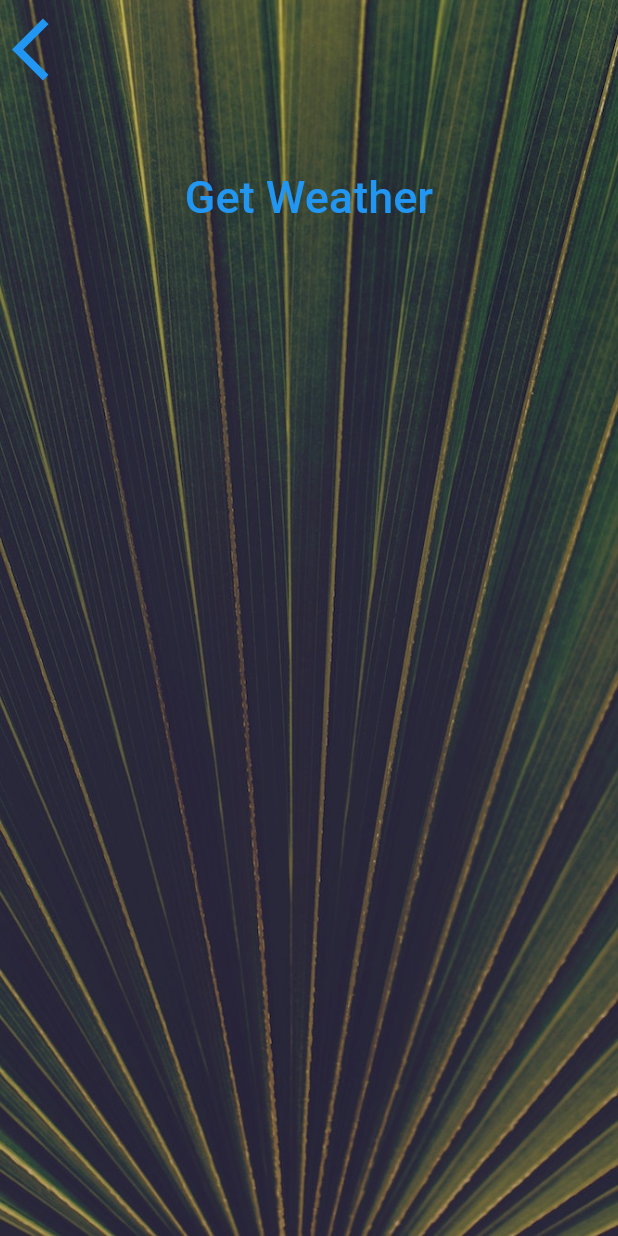
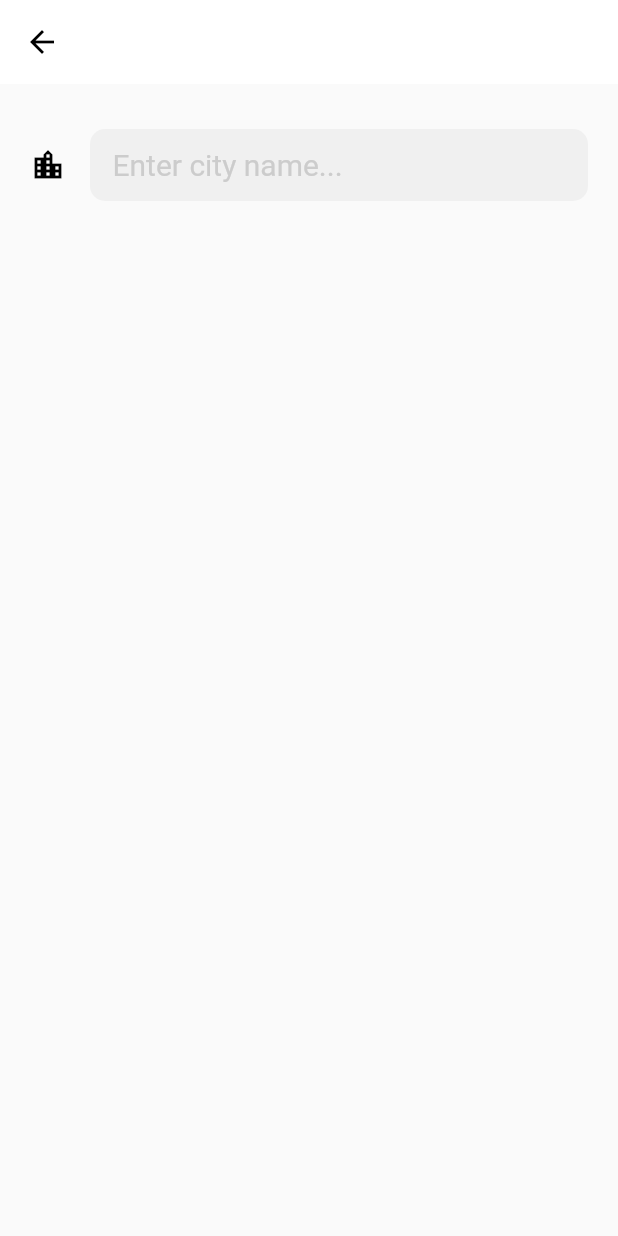
Before and after one commit to temilolasayo/clima, a Flutter app: the CityScreen screen opened directly, on a phone screen of 412 x 824 dp. Run offline on Flutter 3.47's test engine with Material 2 defaults, Android fonts, the phone set to English and light mode, and no system bars; our stand-ins replace flutter_spinkit, geolocator; Roboto replaces fonts that are missing (Spartan MB).

Commit message:
modified the application

```diff
--- a/lib/screens/city_screen.dart
+++ b/lib/screens/city_screen.dart
@@ -1,4 +1,3 @@
-import 'package:clima/utilities/constants.dart';
 import 'package:flutter/material.dart';
 
 class CityScreen extends StatefulWidget {
@@ -12,42 +11,43 @@ class _CityScreenState extends State<CityScreen> {
   @override
   Widget build(BuildContext context) {
     return Scaffold(
-      body: Container(
-        decoration: const BoxDecoration(
-          image: DecorationImage(
-            image: AssetImage('images/city_background.jpg'),
-            fit: BoxFit.cover,
+      appBar: AppBar(
+        elevation: 0,
+        backgroundColor: Colors.white,
+        leading: const Icon(
+          Icons.arrow_back,
+          color: Colors.black,
         ),
       ),
-        constraints: const BoxConstraints.expand(),
-        child: SafeArea(
-          child: Column(
-            children: <Widget>[
-              Align(
-                alignment: Alignment.topLeft,
-                child: TextButton(
-                  onPressed: () {},
-                  child: const Icon(
-                    Icons.arrow_back_ios,
-                    size: 50.0,
+      body: Column(
+        children: [
+          Padding(
+            padding:
+                const EdgeInsets.symmetric(horizontal: 20.0, vertical: 30.0),
+            child: TextField(
+              onChanged: (query) => {print(query)},
+              // controller: _searchController,
+              decoration: const InputDecoration(
+                contentPadding: EdgeInsets.only(left: 15.0),
+                filled: true,
+                icon: Icon(
+                  Icons.location_city,
+                  color: Colors.black,
                 ),
+                border: UnderlineInputBorder(
+                  borderRadius: BorderRadius.all(
+                    Radius.circular(10),
                   ),
+                  borderSide: BorderSide.none,
                 ),
-              Container(
-                padding: const EdgeInsets.all(20.0),
-                child: null,
+                hintText: 'Enter city name...',
+                hintStyle: TextStyle(
+                    color: Color.fromRGBO(204, 204, 204, 1), fontSize: 20.0),
               ),
-              TextButton(
-                onPressed: () {},
-                child: Text(
-                  'Get Weather',
-                  style: kButtonTextStyle,
             ),
           ),
         ],
       ),
-        ),
-      ),
     );
   }
 }
--- a/lib/services/location.dart
+++ b/lib/services/location.dart
@@ -8,8 +8,11 @@ class Location {
     try {
       Position position = await Geolocator.getCurrentPosition(
           desiredAccuracy: LocationAccuracy.lowest);
+
       latitude = position.latitude;
       longitude = position.longitude;
+
+      // print(response.body);
     } catch (e) {
       print(e);
     }
```
Also changed, not shown: lib/main.dart (+4 -4 lines), lib/screens/loading_screen.dart (+27 -11 lines), lib/screens/location_screen.dart (+103 -33 lines), lib/services/networking.dart (+20 -0 lines), lib/services/weather.dart (+19 -0 lines), lib/utilities/constants.dart (+10 -1 lines), 1 other file. Lines whose indentation alone changed are shown as unchanged.
